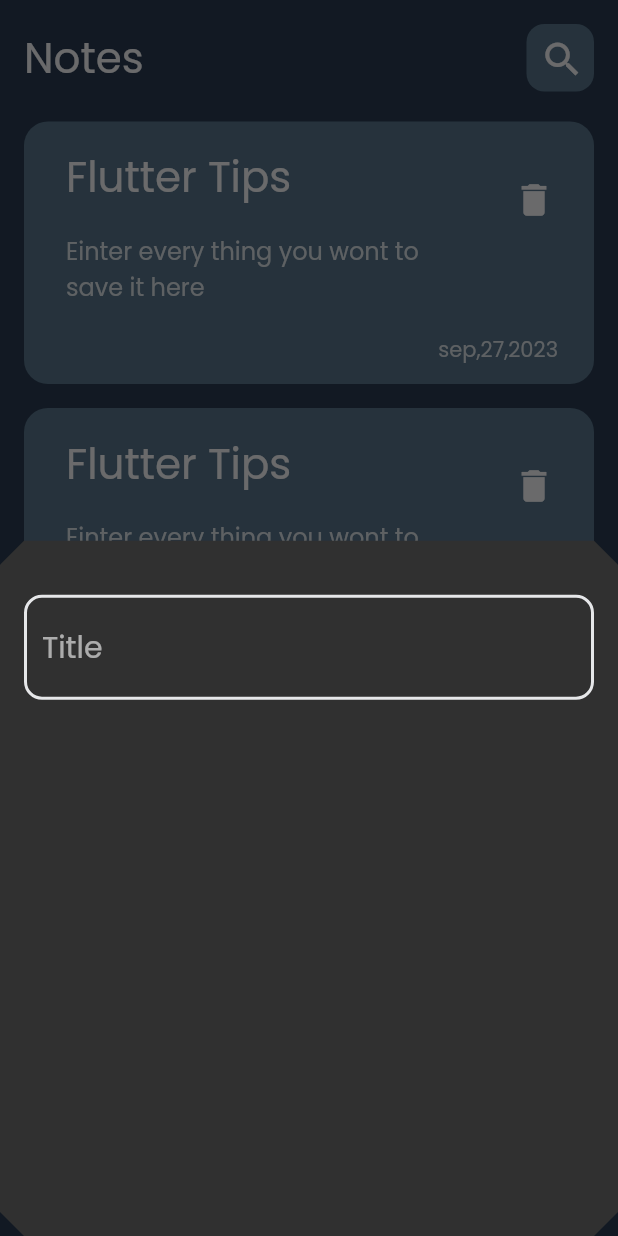
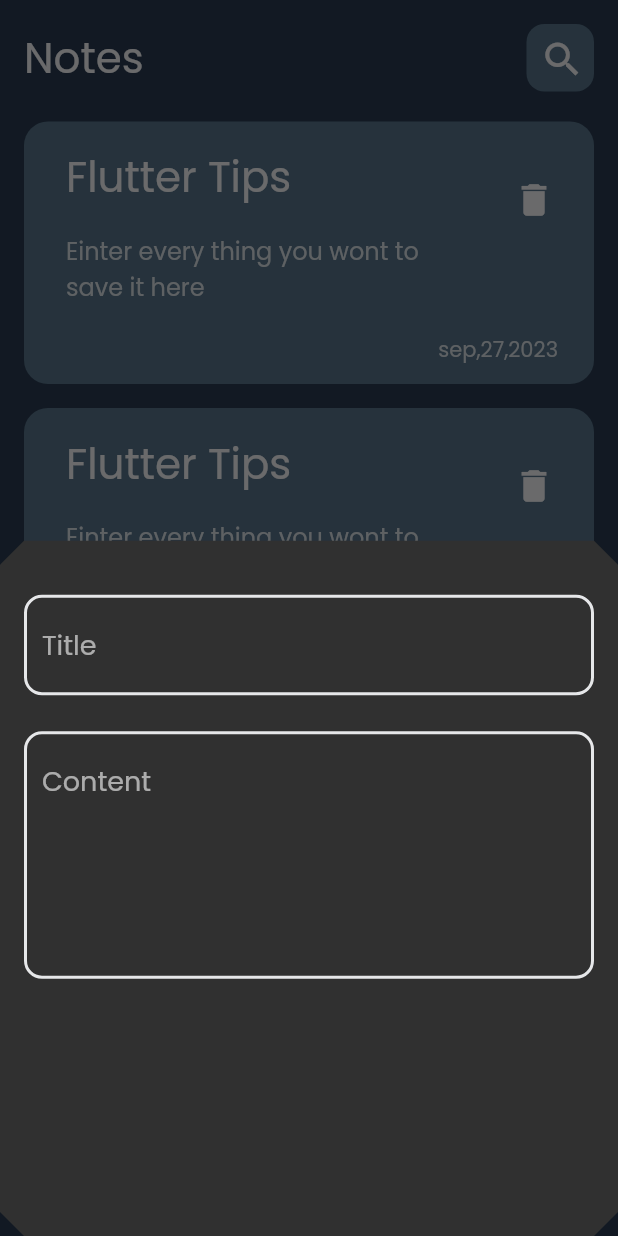
Before and after one commit to MohamedMohamedSaleh/notes_app, a Flutter app: the screen it shows after launch, after a tap on the "add" icon, on a phone screen of 412 x 824 dp. Run offline on Flutter 3.47's test engine with Material 2 defaults, Android fonts, the phone set to English and light mode, and no system bars.

Commit message:
add fields note to bottom sheet

```diff
--- a/lib/constants/colors.dart
+++ b/lib/constants/colors.dart
@@ -3,4 +3,4 @@ import 'package:flutter/material.dart';
 Color myBlack = const Color.fromARGB(255, 39, 55, 77);
 Color myWhite = const Color.fromARGB(255, 230, 231, 233);
 Color myBlackMix = const Color.fromARGB(255, 82, 109, 130);
-Color myBlackLight = Color.fromARGB(255, 204, 211, 216);
+Color myBlackLight = const Color.fromARGB(255, 204, 211, 216);
--- a/lib/views/widgets/add_note_bottom_sheet.dart
+++ b/lib/views/widgets/add_note_bottom_sheet.dart
@@ -8,9 +8,18 @@ class AddNoteBottomSheet extends StatelessWidget {
   @override
   Widget build(BuildContext context) {
     return const Padding(
-      padding: EdgeInsets.only(top: 36 , right: 16, left: 16),
+      padding: EdgeInsets.only(top: 36, right: 16, left: 16),
       child: Column(
-        children: [CustomTextField()],
+        children: [
+          CustomTextField(
+            hintText: 'Title',
+          ),
+          SizedBox(height: 24,),
+          CustomTextField(
+            hintText: 'Content',
+            maxLines: 5,
+          )
+        ],
       ),
     );
   }
--- a/lib/views/widgets/custom_text_field.dart
+++ b/lib/views/widgets/custom_text_field.dart
@@ -2,16 +2,19 @@ import 'package:flutter/material.dart';
 import 'package:notes_app/constants/colors.dart';
 
 class CustomTextField extends StatelessWidget {
-  const CustomTextField({super.key});
+  final String hintText;
+  final int maxLines;
+  const CustomTextField({super.key, required this.hintText, this.maxLines = 1});
 
   @override
   Widget build(BuildContext context) {
     return TextField(
+      maxLines: maxLines,
+      style: const TextStyle(fontSize: 18),
       decoration: InputDecoration(
-        floatingLabelStyle: TextStyle(fontSize: 20),
-          hintText: 'Title',
+          hintText: hintText,
           hintStyle: const TextStyle(
-            fontSize: 20,
+            fontSize: 18,
           ),
           border: buildBorder(),
           enabledBorder: buildBorder(),
```
